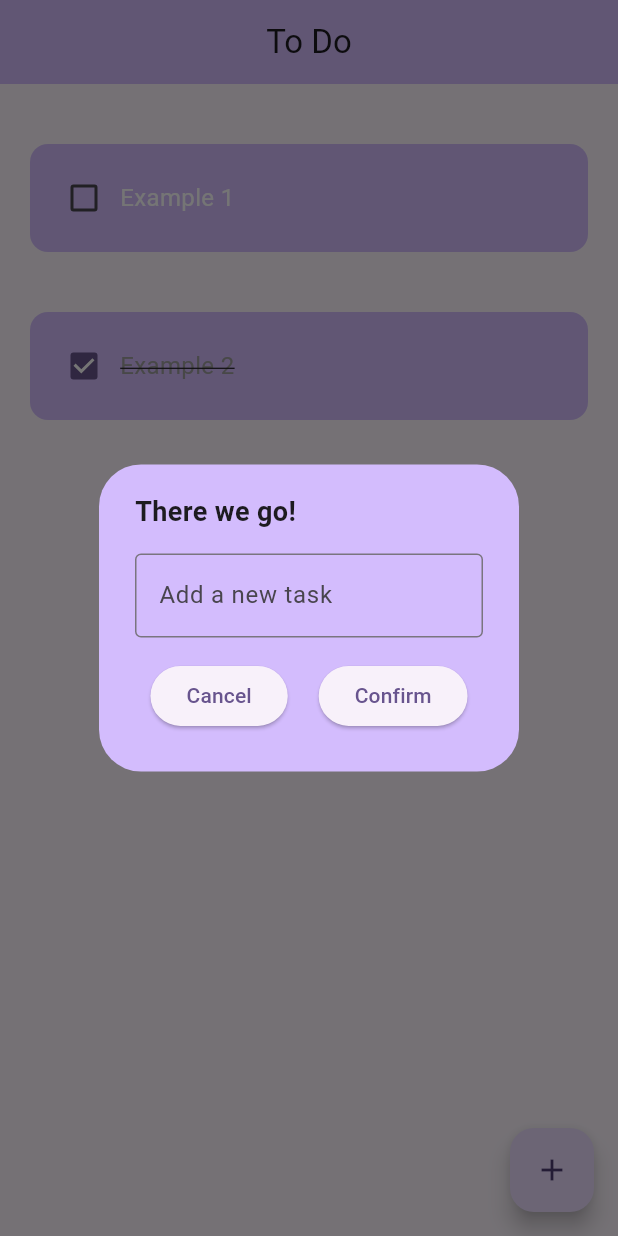
After one commit to syafiulhuda/flutter_zero_to_hero, a Flutter app: the TodoScreen screen opened by its route, after a tap on the "add" icon, on a phone screen of 412 x 824 dp. The commit adds this screen. Run offline on Flutter 3.47's test engine with Material 3 defaults, Android fonts, the phone set to English and light mode, and no system bars; drawn by our look-alikes of flutter_slidable; our stand-ins replace animated_flip_counter, bloc, camera, equatable, firebase_auth, firebase_core and 6 more; missing offline and left inert: circular_menu; accounts and stored records are empty; generated files the repository leaves out were written again; project files that could hold a hidden picture were left out.

Commit message:
add todo screen & some fixing issues

```diff
--- a/lib/routes/route.dart
+++ b/lib/routes/route.dart
@@ -16,6 +16,7 @@ import 'package:flutter_zth/screens/search_bar_screen.dart';
 import 'package:flutter_zth/screens/slider_screen.dart';
 import 'package:flutter_zth/screens/sliver_app_bar_screen.dart';
 import 'package:flutter_zth/screens/snack_bar_screen.dart';
+import 'package:flutter_zth/screens/todo_screen.dart';
 import 'package:flutter_zth/widgets/splash_screen.dart';
 import 'package:flutter_zth/screens/start/login_screen.dart';
 import 'package:flutter_zth/screens/start/sign_up_screen.dart';
@@ -39,6 +40,7 @@ final List<RouteItem> appRoutes = [
   RouteItem(title: 'Hero Example', path: '/hero'),
   RouteItem(title: 'Page View', path: '/page-view'),
   RouteItem(title: 'Sliver App Bar', path: '/sliver-app-bar'),
+  RouteItem(title: 'To Do', path: '/todo'),
   RouteItem(title: 'CRUD', path: '/crud'),
   RouteItem(title: 'Refresh Indicator', path: '/refresh'),
   RouteItem(title: 'Seacrh Bar', path: '/seach-bar'),
@@ -81,6 +83,8 @@ GoRouter goRoute = GoRouter(
             return Crud();
           case '/pagination':
             return PaginationScreen();
+          case '/todo':
+            return TodoScreen();
           default:
             return const Text('Halaman tidak dikenal');
         }
--- a/lib/screens/start/login_screen.dart
+++ b/lib/screens/start/login_screen.dart
@@ -75,6 +75,8 @@ class _LoginScreenState extends State<LoginScreen> {
     ScaffoldMessenger.of(
       context,
     ).showSnackBar(SnackBar(content: Text(message)));
+
+    debugPrint(message);
   }
 
   @override
--- /dev/null
+++ b/lib/screens/todo_screen.dart
@@ -0,0 +1,177 @@
+// ignore_for_file: public_member_api_docs, sort_constructors_first
+import 'package:flutter/material.dart';
+import 'package:flutter_slidable/flutter_slidable.dart';
+
+import 'package:flutter_zth/data/constants.dart';
+
+class TodoScreen extends StatefulWidget {
+  const TodoScreen({super.key});
+
+  @override
+  State<TodoScreen> createState() => _TodoScreenState();
+}
+
+class _TodoScreenState extends State<TodoScreen> {
+  final _controller = TextEditingController();
+
+  List toDoList = [
+    ["Example 1", false],
+    ["Example 2", true],
+  ];
+
+  void checkBoxChanged(int index) {
+    setState(() {
+      toDoList[index][1] = !toDoList[index][1];
+    });
+  }
+
+  void newTask() {
+    double height = MediaQuery.of(context).size.height;
+
+    showDialog(
+      context: context,
+      builder:
+          (context) => AlertDialog(
+            backgroundColor: KTextStyle.generalColor(context),
+            content: SizedBox(
+              height: height * 0.2,
+              child: Column(
+                mainAxisAlignment: MainAxisAlignment.spaceEvenly,
+                children: [
+                  Align(
+                    alignment: Alignment.centerLeft,
+                    child: Text(
+                      "There we go!",
+                      style: KTextStyle.bodyTextStyle(context),
+                    ),
+                  ),
+                  SizedBox(height: 10),
+                  TextField(
+                    controller: _controller,
+                    decoration: InputDecoration(
+                      border: OutlineInputBorder(),
+                      hintText: "Add a new task",
+                    ),
+                  ),
+                  SizedBox(height: 10),
+                  Row(
+                    mainAxisAlignment: MainAxisAlignment.spaceAround,
+                    children: [
+                      ElevatedButton(
+                        onPressed: () => Navigator.pop(context),
+                        child: Text("Cancel"),
+                      ),
+                      ElevatedButton(
+                        onPressed: () {
+                          setState(() {
+                            toDoList.add([_controller.text, false]);
+                          });
+
+                          _controller.clear();
+
+                          Navigator.pop(context);
+                        },
+                        child: Text("Confirm"),
+                      ),
+                    ],
+                  ),
+                ],
+              ),
+            ),
+          ),
+    );
+  }
+
+  void deleteTask(int index) {
+    setState(() {
+      toDoList.removeAt(index);
+      debugPrint("List Deteled at $index");
+    });
+  }
+
+  @override
+  Widget build(BuildContext context) {
+    return Scaffold(
+      appBar: AppBar(
+        centerTitle: true,
+        backgroundColor: Theme.of(context).colorScheme.inversePrimary,
+        title: const Text('To Do'),
+      ),
+      body: Padding(
+        padding: const EdgeInsets.only(top: 20.0),
+        child: ListView.builder(
+          itemCount: toDoList.length,
+          itemBuilder: (context, index) {
+            return ToDoTile(
+              taskName: toDoList[index][0],
+              taskCompleted: toDoList[index][1],
+              onChanged: (_) => checkBoxChanged(index),
+              deleteFunc: (context) => deleteTask(index),
+            );
+          },
+        ),
+      ),
+      floatingActionButton: FloatingActionButton(
+        onPressed: newTask,
+        child: Icon(Icons.add),
+      ),
+    );
+  }
+}
+
+class ToDoTile extends StatelessWidget {
+  final String taskName;
+  final bool taskCompleted;
+  final Function(bool?)? onChanged;
+  final Function(BuildContext)? deleteFunc;
+
+  const ToDoTile({
+    super.key,
+    required this.taskName,
+    required this.taskCompleted,
+    required this.onChanged,
+    required this.deleteFunc,
+  });
+
+  @override
+  Widget build(BuildContext context) {
+    return Padding(
+      padding: const EdgeInsets.all(20.0),
+      child: Slidable(
+        endActionPane: ActionPane(
+          motion: StretchMotion(),
+          children: [
+            SlidableAction(
+              onPressed: deleteFunc,
+              icon: Icons.delete,
+              borderRadius: BorderRadius.circular(12),
+            ),
+          ],
+        ),
+        child: Container(
+          padding: const EdgeInsets.all(12.0),
+          decoration: BoxDecoration(
+            color: KTextStyle.generalColor(context),
+            borderRadius: BorderRadius.circular(12),
+          ),
+          child: Row(
+            children: [
+              Checkbox(value: taskCompleted, onChanged: onChanged),
+              Text(
+                taskName,
+                style: TextStyle(
+                  fontSize: 16,
+                  color: taskCompleted ? Colors.grey : Colors.white,
+                  decoration:
+                      taskCompleted
+                          ? TextDecoration.lineThrough
+                          : TextDecoration.none,
+                ),
+              ),
+            ],
+          ),
+        ),
+      ),
+    );
+  }
+}
--- a/pubspec.yaml
+++ b/pubspec.yaml
@@ -41,8 +41,11 @@ dependencies:
     sdk: flutter
   flutter_appauth: ^9.0.1
   flutter_bloc: ^9.1.1
+  flutter_slidable: ^4.0.0
   go_router: ^16.0.0
   google_sign_in: ^6.2.1
+  hive: ^2.2.3
+  hive_flutter: ^1.1.0
   http: ^1.4.0
   lottie: ^3.3.1
   shared_preferences: ^2.5.3
@@ -53,6 +56,7 @@ dev_dependencies:
   flutter_lints: ^5.0.0
   flutter_test:
     sdk: flutter
+  hive_generator: ^2.0.1
 
 # dart run flutter_launcher_icons:generate
 flutter_launcher_icons:
```
Also changed, not shown: pubspec.lock.
